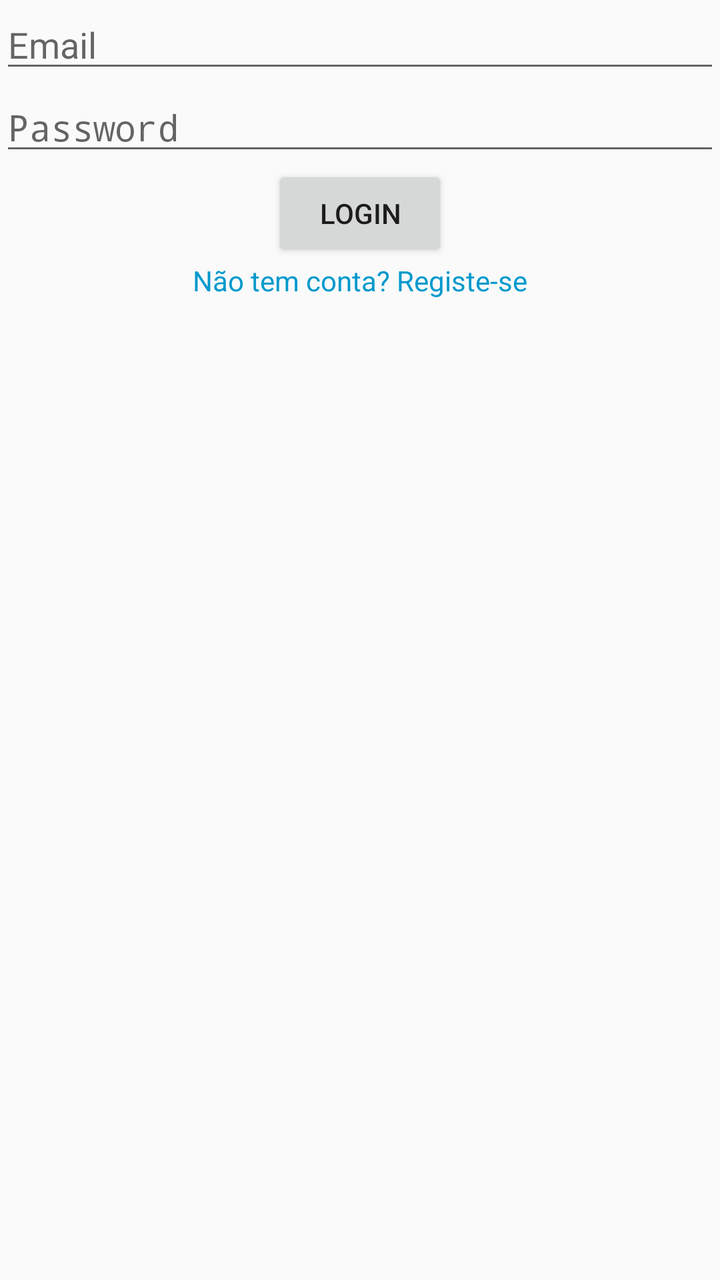
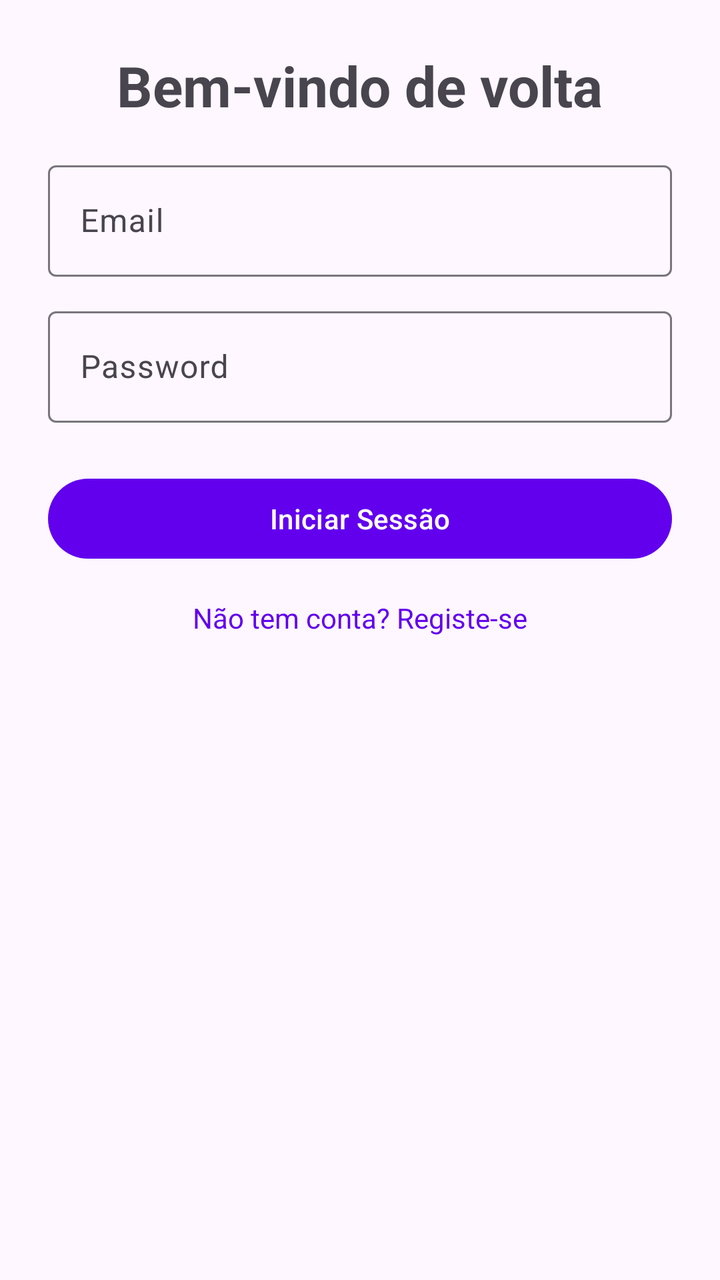

Screens rendered from an Android XML layout before and after an edit, with the pre-edit source and the edit as a unified diff.
<!-- AndroidManifest.xml: activity theme Theme.P01DJPM -->
<!-- res/layout/activity_login.xml -->
<androidx.constraintlayout.widget.ConstraintLayout xmlns:android="http://schemas.android.com/apk/res/android"
    xmlns:app="http://schemas.android.com/apk/res-auto"
    xmlns:tools="http://schemas.android.com/tools"
    android:layout_width="match_parent"
    android:layout_height="match_parent"
    tools:context=".LoginActivity">

    <EditText
        android:id="@+id/emailEditText"
        android:layout_width="0dp"
        android:layout_height="wrap_content"
        android:hint="Email"
        app:layout_constraintTop_toTopOf="parent"
        app:layout_constraintStart_toStartOf="parent"
        app:layout_constraintEnd_toEndOf="parent" />

    <EditText
        android:id="@+id/passwordEditText"
        android:layout_width="0dp"
        android:layout_height="wrap_content"
        android:hint="Password"
        android:inputType="textPassword"
        app:layout_constraintTop_toBottomOf="@id/emailEditText"
        app:layout_constraintStart_toStartOf="parent"
        app:layout_constraintEnd_toEndOf="parent" />

    <Button
        android:id="@+id/loginButton"
        android:layout_width="wrap_content"
        android:layout_height="wrap_content"
        android:text="Login"
        app:layout_constraintTop_toBottomOf="@id/passwordEditText"
        app:layout_constraintStart_toStartOf="parent"
        app:layout_constraintEnd_toEndOf="parent" />

    <TextView
        android:id="@+id/registerTextView"
        android:layout_width="wrap_content"
        android:layout_height="wrap_content"
        android:text="Não tem conta? Registe-se"
        android:textColor="@android:color/holo_blue_dark"
        app:layout_constraintTop_toBottomOf="@id/loginButton"
        app:layout_constraintStart_toStartOf="parent"
        app:layout_constraintEnd_toEndOf="parent" />
</androidx.constraintlayout.widget.ConstraintLayout>
<!-- resources referenced by this layout -->
<resources>
  <style name="Theme.P01DJPM" parent="Theme.AppCompat.Light.NoActionBar">
          <item name="colorPrimary">@color/purple_500</item>
          <item name="colorPrimaryDark">@color/purple_700</item>
          <item name="colorAccent">@color/teal_200</item>
      </style>
  <color name="purple_500">#FF6200EE</color>
  <color name="purple_700">#FF3700B3</color>
  <color name="teal_200">#FF03DAC5</color>
</resources>

<!-- the commit's change to res/layout/activity_login.xml (unified diff, before → after) -->
@@ -3,42 +3,74 @@
     xmlns:tools="http://schemas.android.com/tools"
     android:layout_width="match_parent"
     android:layout_height="match_parent"
+    android:padding="24dp"
     tools:context=".LoginActivity">
 
-    <EditText
-        android:id="@+id/emailEditText"
-        android:layout_width="0dp"
+    <TextView
+        android:id="@+id/titleTextView"
+        android:layout_width="wrap_content"
         android:layout_height="wrap_content"
-        android:hint="Email"
+        android:text="Bem-vindo de volta"
+        android:textSize="28sp"
+        android:textStyle="bold"
+        android:layout_marginBottom="32dp"
         app:layout_constraintTop_toTopOf="parent"
         app:layout_constraintStart_toStartOf="parent"
         app:layout_constraintEnd_toEndOf="parent" />
 
-    <EditText
-        android:id="@+id/passwordEditText"
+    <com.google.android.material.textfield.TextInputLayout
+        android:id="@+id/emailInputLayout"
         android:layout_width="0dp"
         android:layout_height="wrap_content"
-        android:hint="Password"
-        android:inputType="textPassword"
-        app:layout_constraintTop_toBottomOf="@id/emailEditText"
+        app:layout_constraintTop_toBottomOf="@id/titleTextView"
         app:layout_constraintStart_toStartOf="parent"
-        app:layout_constraintEnd_toEndOf="parent" />
+        app:layout_constraintEnd_toEndOf="parent"
+        android:layout_marginTop="16dp">
 
-    <Button
+        <com.google.android.material.textfield.TextInputEditText
+            android:id="@+id/emailEditText"
+            android:layout_width="match_parent"
+            android:layout_height="wrap_content"
+            android:hint="Email"
+            android:inputType="textEmailAddress" />
+    </com.google.android.material.textfield.TextInputLayout>
+
+    <com.google.android.material.textfield.TextInputLayout
+        android:id="@+id/passwordInputLayout"
+        android:layout_width="0dp"
+        android:layout_height="wrap_content"
+        app:layout_constraintTop_toBottomOf="@id/emailInputLayout"
+        app:layout_constraintStart_toStartOf="parent"
+        app:layout_constraintEnd_toEndOf="parent"
+        android:layout_marginTop="12dp">
+
+        <com.google.android.material.textfield.TextInputEditText
+            android:id="@+id/passwordEditText"
+            android:layout_width="match_parent"
+            android:layout_height="wrap_content"
+            android:hint="Password"
+            android:inputType="textPassword" />
+    </com.google.android.material.textfield.TextInputLayout>
+
+    <com.google.android.material.button.MaterialButton
         android:id="@+id/loginButton"
-        android:layout_width="wrap_content"
+        android:layout_width="0dp"
         android:layout_height="wrap_content"
-        android:text="Login"
-        app:layout_constraintTop_toBottomOf="@id/passwordEditText"
+        android:text="Iniciar Sessão"
+        style="@style/Widget.Material3.Button"
+        app:layout_constraintTop_toBottomOf="@id/passwordInputLayout"
         app:layout_constraintStart_toStartOf="parent"
-        app:layout_constraintEnd_toEndOf="parent" />
+        app:layout_constraintEnd_toEndOf="parent"
+        android:layout_marginTop="24dp" />
 
     <TextView
         android:id="@+id/registerTextView"
         android:layout_width="wrap_content"
         android:layout_height="wrap_content"
         android:text="Não tem conta? Registe-se"
-        android:textColor="@android:color/holo_blue_dark"
+        android:textSize="14sp"
+        android:textColor="?attr/colorPrimary"
+        android:layout_marginTop="16dp"
         app:layout_constraintTop_toBottomOf="@id/loginButton"
         app:layout_constraintStart_toStartOf="parent"
         app:layout_constraintEnd_toEndOf="parent" />
<!-- resource entries referenced after the edit -->
@@ -1,12 +1,18 @@
 <!-- resources referenced by this layout -->
 <resources>
-  <style name="Theme.P01DJPM" parent="Theme.AppCompat.Light.NoActionBar">
+  <style name="Theme.P01DJPM" parent="Theme.Material3.Light.NoActionBar">
           <item name="colorPrimary">@color/purple_500</item>
-          <item name="colorPrimaryDark">@color/purple_700</item>
-          <item name="colorAccent">@color/teal_200</item>
+          <item name="colorOnPrimary">@android:color/white</item>
+          <item name="colorPrimaryContainer">@color/purple_700</item>
+          <item name="colorSecondary">@color/teal_200</item>
+          <item name="backgroundColor">@color/backgroundColor</item>
+          <item name="colorSurface">@color/surfaceColor</item>
+          <item name="android:statusBarColor">@color/purple_700</item>
       </style>
   <color name="purple_500">#FF6200EE</color>
   <color name="purple_700">#FF3700B3</color>
   <color name="teal_200">#FF03DAC5</color>
+  <color name="backgroundColor">#F7F7F7</color>
+  <color name="surfaceColor">#FFFFFF</color>
 </resources>
 
